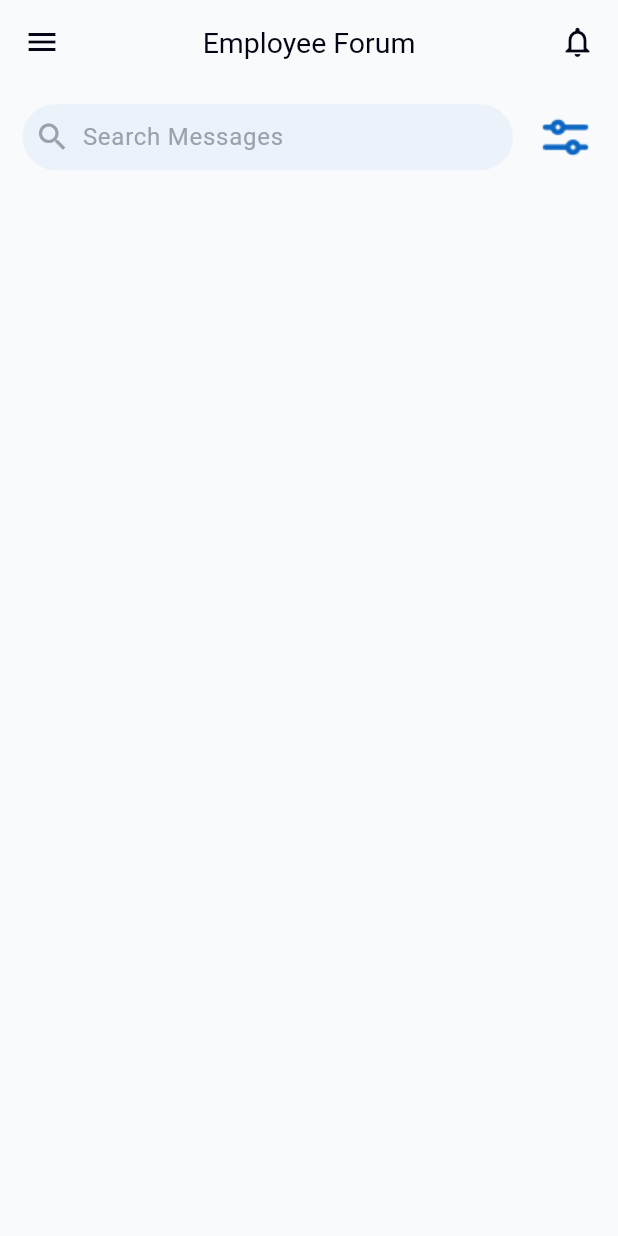
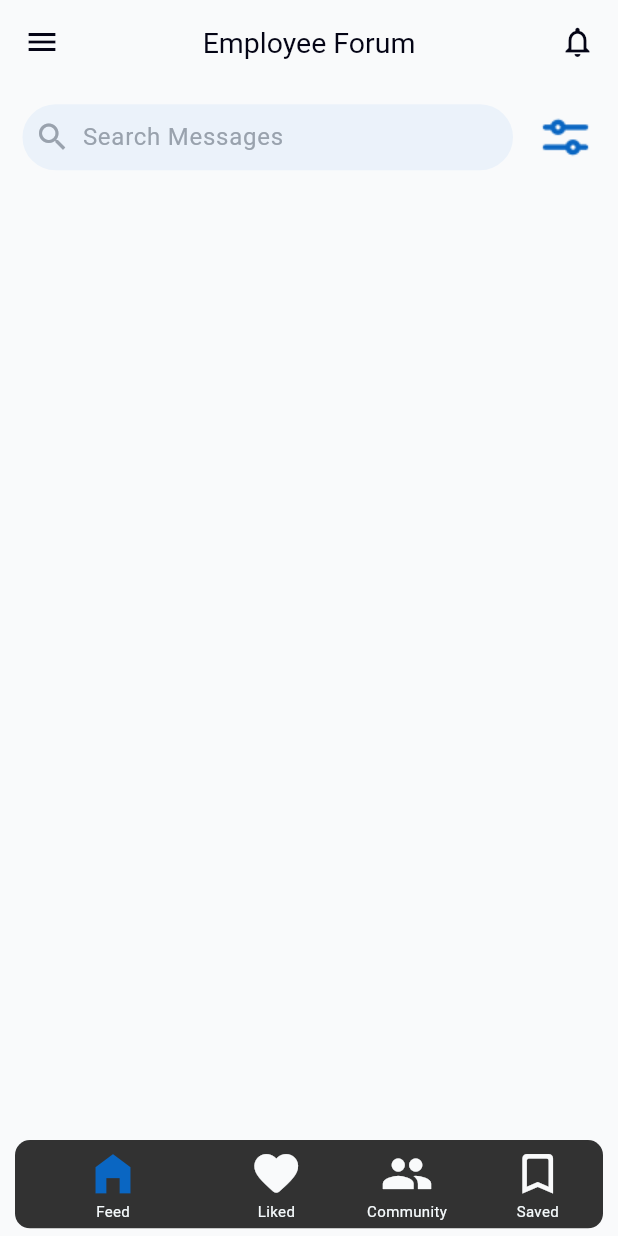
Before and after one commit to vedasjad/Employee-Forums, a Flutter app: the screen it shows after launch, on a phone screen of 412 x 824 dp. Run offline on Flutter 3.47's test engine with Material 2 defaults, Android fonts, the light colour scheme and no system bars.

Commit message:
BottomNavigationBar made

```diff
--- a/lib/common/themes/themes.dart
+++ b/lib/common/themes/themes.dart
@@ -27,5 +27,25 @@ class AppThemes {
       elevation: MaterialStatePropertyAll(0),
       constraints: BoxConstraints(minHeight: 44, maxHeight: 44),
     ),
+    bottomNavigationBarTheme: const BottomNavigationBarThemeData(
+      elevation: 0,
+      showUnselectedLabels: true,
+      selectedLabelStyle: TextStyle(
+        color: AppColors.white,
+        fontSize: 10,
+      ),
+      unselectedLabelStyle: TextStyle(
+        color: AppColors.white,
+        fontSize: 10,
+      ),
+      selectedIconTheme: IconThemeData(
+        size: 35,
+        color: AppColors.blue,
+      ),
+      unselectedIconTheme: IconThemeData(
+        size: 35,
+        color: AppColors.white,
+      ),
+    ),
   );
 }
--- /dev/null
+++ b/lib/features/community/screens/community_screen.dart
@@ -0,0 +1,15 @@
+import 'package:flutter/material.dart';
+
+class CommunityScreen extends StatefulWidget {
+  const CommunityScreen({super.key});
+
+  @override
+  State<CommunityScreen> createState() => _CommunityScreenState();
+}
+
+class _CommunityScreenState extends State<CommunityScreen> {
+  @override
+  Widget build(BuildContext context) {
+    return const Placeholder();
+  }
+}
--- /dev/null
+++ b/lib/features/feed/screens/feed_screen.dart
@@ -0,0 +1,55 @@
+import 'package:flutter/material.dart';
+
+import '../../../common/colors/colors.dart';
+
+class FeedScreen extends StatefulWidget {
+  const FeedScreen({super.key});
+
+  @override
+  State<FeedScreen> createState() => _FeedScreenState();
+}
+
+class _FeedScreenState extends State<FeedScreen> {
+  @override
+  Widget build(BuildContext context) {
+    final screenHeight = MediaQuery.of(context).size.height;
+    return SingleChildScrollView(
+      child: Column(
+        children: [
+          Padding(
+            padding: const EdgeInsets.symmetric(horizontal: 15),
+            child: Row(
+              mainAxisSize: MainAxisSize.max,
+              children: [
+                const Expanded(
+                  child: SearchBar(
+                    leading: Icon(
+                      Icons.search,
+                      color: AppColors.greyTextColor,
+                    ),
+                    hintText: "Search Messages",
+                  ),
+                ),
+                GestureDetector(
+                  child: Padding(
+                    padding: const EdgeInsets.fromLTRB(15, 15, 0, 15),
+                    child: Image.asset(
+                      "assets/icons/filter.png",
+                    ),
+                  ),
+                ),
+              ],
+            ),
+          ),
+          Container(
+            height: screenHeight * 0.4,
+            color: AppColors.white,
+            child: const Column(
+              children: [],
+            ),
+          )
+        ],
+      ),
+    );
+  }
+}
--- /dev/null
+++ b/lib/features/home/providers/home_provider.dart
@@ -0,0 +1,13 @@
+import 'package:flutter/material.dart';
+
+class HomeProvider extends ChangeNotifier {
+  int _selectedBottomNavigationBarItemIndex = 0;
+
+  void updateSelectedBottomNavigationBarItemIndex(int newIndex) {
+    _selectedBottomNavigationBarItemIndex = newIndex;
+    notifyListeners();
+  }
+
+  get selectedBottomNavigationBarItemIndex =>
+      _selectedBottomNavigationBarItemIndex;
+}
--- /dev/null
+++ b/lib/features/home/screens/home_screen.dart
@@ -0,0 +1,93 @@
+import 'package:employee_forums/features/community/screens/community_screen.dart';
+import 'package:employee_forums/features/feed/screens/feed_screen.dart';
+import 'package:employee_forums/features/home/providers/home_provider.dart';
+import 'package:employee_forums/features/liked/screens/liked_screen.dart';
+import 'package:employee_forums/features/saved/screens/saved_screen.dart';
+import 'package:flutter/material.dart';
+import 'package:provider/provider.dart';
+
+class HomeScreen extends StatefulWidget {
+  const HomeScreen({super.key});
+
+  @override
+  State<HomeScreen> createState() => _HomeScreenState();
+}
+
+class _HomeScreenState extends State<HomeScreen> {
+  final List<Widget> screens = const [
+    FeedScreen(),
+    LikedScreen(),
+    CommunityScreen(),
+    SavedScreen(),
+  ];
+  @override
+  Widget build(BuildContext context) {
+    final homeProvider = Provider.of<HomeProvider>(context);
+    return Scaffold(
+      appBar: AppBar(
+        leading: GestureDetector(
+          child: const Icon(
+            Icons.menu,
+          ),
+        ),
+        centerTitle: true,
+        title: const Text(
+          "Employee Forum",
+        ),
+        actions: [
+          GestureDetector(
+            child: const Padding(
+              padding: EdgeInsets.symmetric(horizontal: 15),
+              child: Icon(
+                Icons.notifications_none_outlined,
+              ),
+            ),
+          ),
+        ],
+      ),
+      body: screens[homeProvider.selectedBottomNavigationBarItemIndex],
+      bottomNavigationBar: Padding(
+        padding: const EdgeInsets.symmetric(horizontal: 10, vertical: 5),
+        child: Theme(
+          data: Theme.of(context).copyWith(
+            canvasColor: Colors.black.withOpacity(0.8),
+          ),
+          child: ClipRRect(
+            borderRadius: BorderRadius.circular(10),
+            child: BottomNavigationBar(
+              onTap: (index) => homeProvider
+                  .updateSelectedBottomNavigationBarItemIndex(index),
+              currentIndex: homeProvider.selectedBottomNavigationBarItemIndex,
+              items: const [
+                BottomNavigationBarItem(
+                  icon: Icon(
+                    Icons.home_filled,
+                  ),
+                  label: "Feed",
+                ),
+                BottomNavigationBarItem(
+                  icon: Icon(
+                    Icons.favorite_rounded,
+                  ),
+                  label: "Liked",
+                ),
+                BottomNavigationBarItem(
+                  icon: Icon(
+                    Icons.people,
+                  ),
+                  label: "Community",
+                ),
+                BottomNavigationBarItem(
+                  icon: Icon(
+                    Icons.bookmark_border_rounded,
+                  ),
+                  label: "Saved",
+                ),
+              ],
+            ),
+          ),
+        ),
+      ),
+    );
+  }
+}
--- /dev/null
+++ b/lib/features/liked/screens/liked_screen.dart
@@ -0,0 +1,15 @@
+import 'package:flutter/material.dart';
+
+class LikedScreen extends StatefulWidget {
+  const LikedScreen({super.key});
+
+  @override
+  State<LikedScreen> createState() => _LikedScreenState();
+}
+
+class _LikedScreenState extends State<LikedScreen> {
+  @override
+  Widget build(BuildContext context) {
+    return const Placeholder();
+  }
+}
--- a/lib/features/main/screens/main_screen.dart
+++ /dev/null
@@ -1,77 +0,0 @@
-import 'package:employee_forums/common/colors/colors.dart';
-import 'package:flutter/material.dart';
-
-class MainScreen extends StatefulWidget {
-  const MainScreen({super.key});
-
-  @override
-  State<MainScreen> createState() => _MainScreenState();
-}
-
-class _MainScreenState extends State<MainScreen> {
-  @override
-  Widget build(BuildContext context) {
-    final screenHeight = MediaQuery.of(context).size.height;
-    return Scaffold(
-      appBar: AppBar(
-        leading: GestureDetector(
-          child: const Icon(
-            Icons.menu,
-          ),
-        ),
-        centerTitle: true,
-        title: const Text(
-          "Employee Forum",
-        ),
-        actions: [
-          GestureDetector(
-            child: const Padding(
-              padding: EdgeInsets.symmetric(horizontal: 15),
-              child: Icon(
-                Icons.notifications_none_outlined,
-              ),
-            ),
-          ),
-        ],
-      ),
-      body: SingleChildScrollView(
-        child: Column(
-          children: [
-            Padding(
-              padding: const EdgeInsets.symmetric(horizontal: 15),
-              child: Row(
-                mainAxisSize: MainAxisSize.max,
-                children: [
-                  const Expanded(
-                    child: SearchBar(
-                      leading: Icon(
-                        Icons.search,
-                        color: AppColors.greyTextColor,
-                      ),
-                      hintText: "Search Messages",
-                    ),
-                  ),
-                  GestureDetector(
-                    child: Padding(
-                      padding: const EdgeInsets.fromLTRB(15, 15, 0, 15),
-                      child: Image.asset(
-                        "assets/icons/filter.png",
-                      ),
-                    ),
-                  ),
-                ],
-              ),
-            ),
-            Container(
-              height: screenHeight * 0.4,
-              color: AppColors.white,
-              child: const Column(
-                children: [],
-              ),
-            )
-          ],
-        ),
-      ),
-    );
-  }
-}
--- /dev/null
+++ b/lib/features/saved/screens/saved_screen.dart
@@ -0,0 +1,15 @@
+import 'package:flutter/material.dart';
+
+class SavedScreen extends StatefulWidget {
+  const SavedScreen({super.key});
+
+  @override
+  State<SavedScreen> createState() => _SavedScreenState();
+}
+
+class _SavedScreenState extends State<SavedScreen> {
+  @override
+  Widget build(BuildContext context) {
+    return const Placeholder();
+  }
+}
--- a/lib/main.dart
+++ b/lib/main.dart
@@ -1,7 +1,9 @@
 import 'package:employee_forums/common/themes/themes.dart';
+import 'package:employee_forums/features/home/providers/home_provider.dart';
 import 'package:flutter/material.dart';
+import 'package:provider/provider.dart';
 
-import 'features/main/screens/main_screen.dart';
+import 'features/home/screens/home_screen.dart';
 
 void main() {
   runApp(const MyApp());
@@ -12,10 +14,15 @@ class MyApp extends StatelessWidget {
 
   @override
   Widget build(BuildContext context) {
-    return MaterialApp(
-      debugShowCheckedModeBanner: false,
-      theme: AppThemes.light,
-      home: const MainScreen(),
+    return MultiProvider(
+      providers: [
+        ChangeNotifierProvider(create: (context) => HomeProvider()),
+      ],
+      child: MaterialApp(
+        debugShowCheckedModeBanner: false,
+        theme: AppThemes.light,
+        home: const HomeScreen(),
+      ),
     );
   }
 }
--- a/pubspec.yaml
+++ b/pubspec.yaml
@@ -35,6 +35,7 @@ dependencies:
   # The following adds the Cupertino Icons font to your application.
   # Use with the CupertinoIcons class for iOS style icons.
   cupertino_icons: ^1.0.6
+  provider:
 
 dev_dependencies:
   flutter_test:
```
Also changed, not shown: pubspec.lock.
